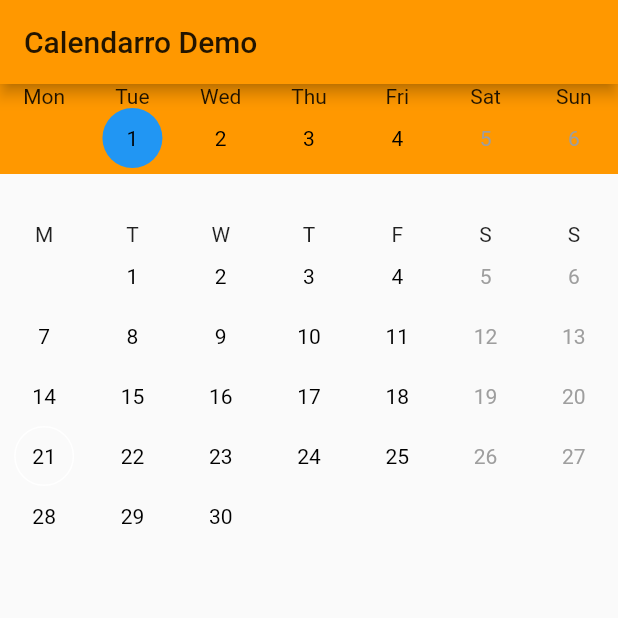
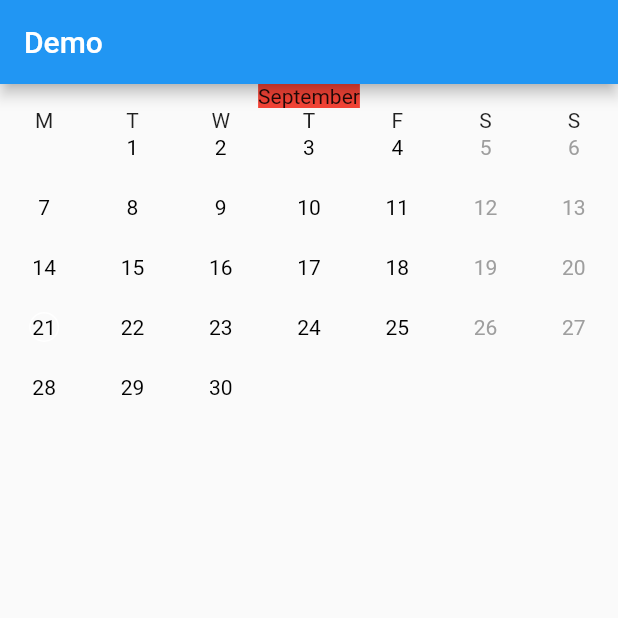
Before and after one commit to adamstyrc/calendarro, a Flutter app: the screen it shows after launch, on a phone screen of 412 x 824 dp, the top half of it. Run offline on Flutter 3.47's test engine with Material 2 defaults, Android fonts, the phone set to English and light mode, and no system bars.

Commit message:
changes to ui

```diff
--- a/example/lib/main.dart
+++ b/example/lib/main.dart
@@ -1,58 +1,149 @@
 import 'package:calendarro/date_utils.dart';
 import 'package:flutter/material.dart';
 import 'package:calendarro/calendarro.dart';
+import 'package:intl/intl.dart';
+
+List months = ["January","February","March","April","May","June","July","August","September","October","November","December"];
+
+var now = new DateTime.now();
 
 void main() => runApp(new MyApp());
 
-class MyApp extends StatelessWidget {
+
+class MyApp extends StatefulWidget {
+  @override
+  _MyAppState createState() => _MyAppState();
+}
+
+class _MyAppState extends State<MyApp> {
   @override
   Widget build(BuildContext context) {
-    return new MaterialApp(
-      title: 'Calendarro Demo',
-      theme: new ThemeData(
-        primarySwatch: Colors.orange,
+    return MaterialApp(
+      title: "Demo",
+      home: Scaffold(
+        appBar: AppBar(
+          title: Text("Demo"),
         ),
-      home: new MyHomePage(title: 'Calendarro Demo'),
+        body: Container(
+          height: 3000,
+          child: Calender(),
+        ),
+      ),
     );
   }
 }
 
-class MyHomePage extends StatelessWidget {
-  final String title;
+class Calender extends StatefulWidget {
+  @override
+  _CalenderState createState() => _CalenderState();
+}
+
+class _CalenderState extends State<Calender> {
+  var currentMonth = now.month;
+  var startDate = DateUtils.getFirstDayOfCurrentMonth();
+  var endDate = DateTime(2021);
   Calendarro monthCalendarro;
-
-  MyHomePage({Key key, this.title}) : super(key: key);
-
   @override
   Widget build(BuildContext context) {
-    var startDate = DateUtils.getFirstDayOfCurrentMonth();
-    var endDate = DateUtils.getLastDayOfNextMonth();
+
+    print("Current month: $currentMonth");
     monthCalendarro = Calendarro(
       startDate: startDate,
       endDate: endDate,
       displayMode: DisplayMode.MONTHS,
       selectionMode: SelectionMode.MULTI,
       weekdayLabelsRow: CustomWeekdayLabelsRow(),
-        onTap: (date) {
-          print("onTap: $date");
+      onPageSelected: (nextStartDate, nextEndDate){
+        print("Selected $nextStartDate - $nextEndDate");
+        setState(() {
+          currentMonth = nextStartDate.month;
+          //startDate = nextStartDate;
+          //endDate = nextEndDate;
         });
-    return new Scaffold(
-      appBar: new AppBar(
-        title: new Text(title),
+        print(currentMonth);
+      },
+      onTap: (date){
+        print("Tapped $date");
+      },
+    );
+    return Column(
+      children: [
+        Container(
+          color: Colors.red,
+          child: Text(
+            months[currentMonth-1],
+            textAlign: TextAlign.center,
           ),
-      body: Column(
-        children: <Widget>[
-          Container(
-            color: Colors.orange,
-            child: Calendarro(),
         ),
-          Container(height: 32.0),
         monthCalendarro
       ],
-      ),
     );
   }
 }
+
+
+
+
+//class MyApp extends StatelessWidget {
+//  @override
+//  Widget build(BuildContext context) {
+//    return new MaterialApp(
+//      title: 'Calendarro Demo',
+//      theme: new ThemeData(
+//        primarySwatch: Colors.orange,
+//      ),
+//      home: new MyHomePage(title: 'Calender Demo'),
+//    );
+//  }
+//}
+//
+//class MyHomePage extends StatelessWidget {
+//  final String title;
+//  var currentMonth = 0;
+//  Calendarro monthCalendarro;
+//
+//  MyHomePage({Key key, this.title}) : super(key: key);
+//
+//  @override
+//  Widget build(BuildContext context) {
+//    var startDate = DateUtils.getFirstDayOfCurrentMonth();
+//    var endDate = DateUtils.getLastDayOfNextMonth();
+//    var now = new DateTime.now();
+//    currentMonth = now.month;
+//    monthCalendarro = Calendarro(
+//        startDate: startDate,
+//        endDate: endDate,
+//        displayMode: DisplayMode.MONTHS,
+//        selectionMode: SelectionMode.MULTI,
+//        weekdayLabelsRow: CustomWeekdayLabelsRow(),
+//        onPageSelected: (startDate,endDate){
+//          print("Selected $startDate : $endDate");
+//          currentMonth =startDate.month;
+//          print(currentMonth);
+//        },
+//        onTap: (date) {
+//          print("onTap: $date");
+//        });
+//
+//    return new Scaffold(
+//      appBar: new AppBar(
+//        title: new Text(title),
+//      ),
+//      body: Column(
+//        children: <Widget>[
+//          Container(
+//            color: Colors.red,
+//              child: Text(
+//                months[currentMonth+1],
+//                textAlign: TextAlign.center,
+//              ),
+//              height: 32.0),
+//          monthCalendarro
+//        ],
+//      ),
+//    );
+//  }
+//}
 
 class CustomWeekdayLabelsRow extends StatelessWidget {
   @override
--- a/example/pubspec.yaml
+++ b/example/pubspec.yaml
@@ -8,6 +8,7 @@ dependencies:
   # The following adds the Cupertino Icons font to your application.
   # Use with the CupertinoIcons class for iOS style icons.
   cupertino_icons: ^0.1.2
+  intl: ^0.16.1
 
 dev_dependencies:
   flutter_test:
--- a/lib/calendarro.dart
+++ b/lib/calendarro.dart
@@ -201,9 +201,11 @@ class CalendarroState extends State<Calendarro> {
       var maxWeeksNumber = DateUtils.calculateMaxWeeksNumberMonthly(
           widget.startDate,
           widget.endDate);
+      print("Max weeks number: $maxWeeksNumber");
       widgetHeight = widget.dayLabelHeight
           + maxWeeksNumber * widget.dayTileHeight;
     }
+    print("Widget height: $widgetHeight");
 
     return Container(
         height: widgetHeight,
--- a/lib/date_utils.dart
+++ b/lib/date_utils.dart
@@ -98,11 +98,13 @@ class DateUtils {
       DateTime endDate) {
 
     int monthsNumber = calculateMonthsDifference(startDate, endDate);
+    print("monthNumber: $monthsNumber");
 
     List<int> weeksNumbersMonthly = List();
-
+    print("$startDate,$endDate");
 
     if (monthsNumber == 0) {
+      print("HERE");
       return calculateWeeksNumber(startDate, endDate);
     } else {
       weeksNumbersMonthly.add(
@@ -112,6 +114,7 @@ class DateUtils {
       DateTime firstDateOfMonth = getFirstDayOfMonth(startDate);
       for (int i = 1; i <= monthsNumber - 2; i++) {
         firstDateOfMonth = firstDateOfMonth.add(Duration(days: 31));
+        print("firstDateofMonth :$firstDateOfMonth");
         weeksNumbersMonthly.add(
             calculateWeeksNumber(
                 firstDateOfMonth,
@@ -122,6 +125,8 @@ class DateUtils {
       weeksNumbersMonthly.add(
           calculateWeeksNumber(getFirstDayOfMonth(endDate), endDate)
       );
+
+      print(weeksNumbersMonthly);
 
       weeksNumbersMonthly.sort((a, b) => b.compareTo(a));
       return weeksNumbersMonthly[0];
--- a/lib/default_day_tile.dart
+++ b/lib/default_day_tile.dart
@@ -32,8 +32,10 @@ class CalendarroDayItem extends StatelessWidget {
 
     return Expanded(
         child: GestureDetector(
-          child: Container(
-              height: 40.0,
+          child: Column(
+            children: [
+              Container(
+                  height: 20.0,
                   decoration: boxDecoration,
                   child: Center(
                       child: Text(
@@ -41,6 +43,12 @@ class CalendarroDayItem extends StatelessWidget {
                         textAlign: TextAlign.center,
                         style: TextStyle(color: textColor),
                       ))),
+              Container(
+                //color: Colors.red,
+                height: 20.0,
+              )
+            ],
+          ),
           onTap: handleTap,
           behavior: HitTestBehavior.translucent,
         ));
```
Also changed, not shown: example/pubspec.lock, pubspec.lock, 4 other files. Lines whose indentation alone changed are shown as unchanged.
